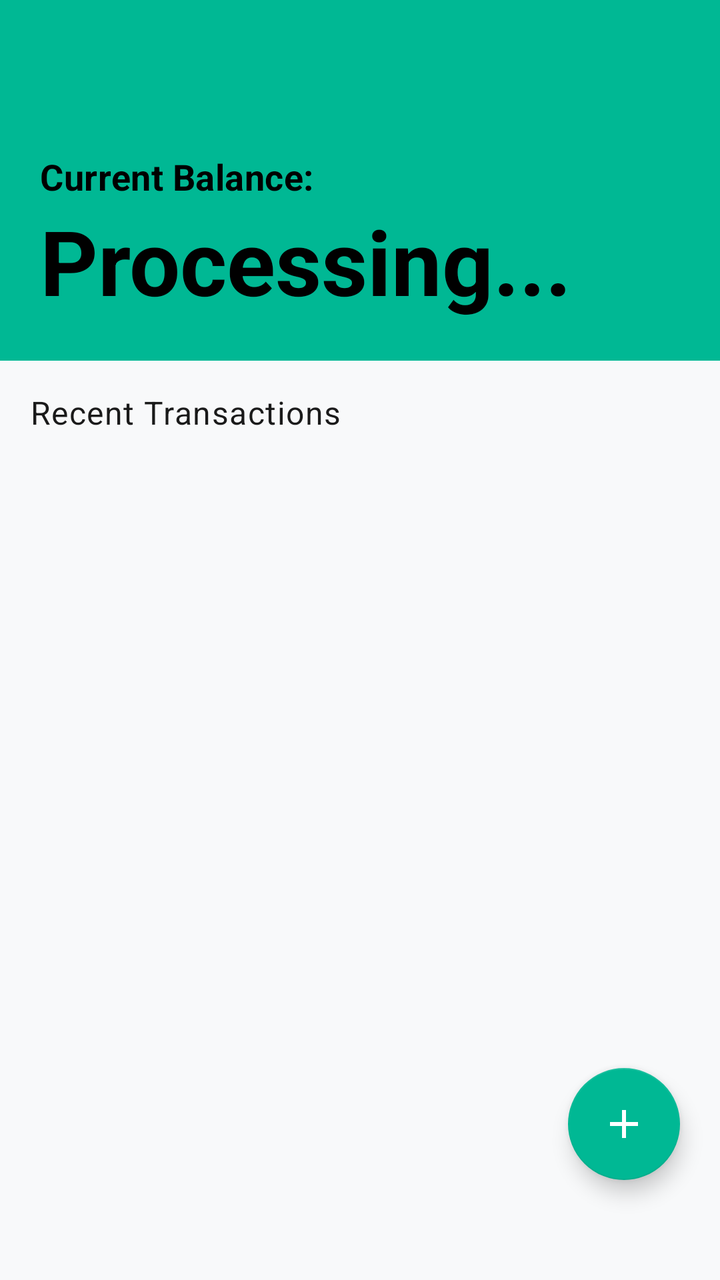
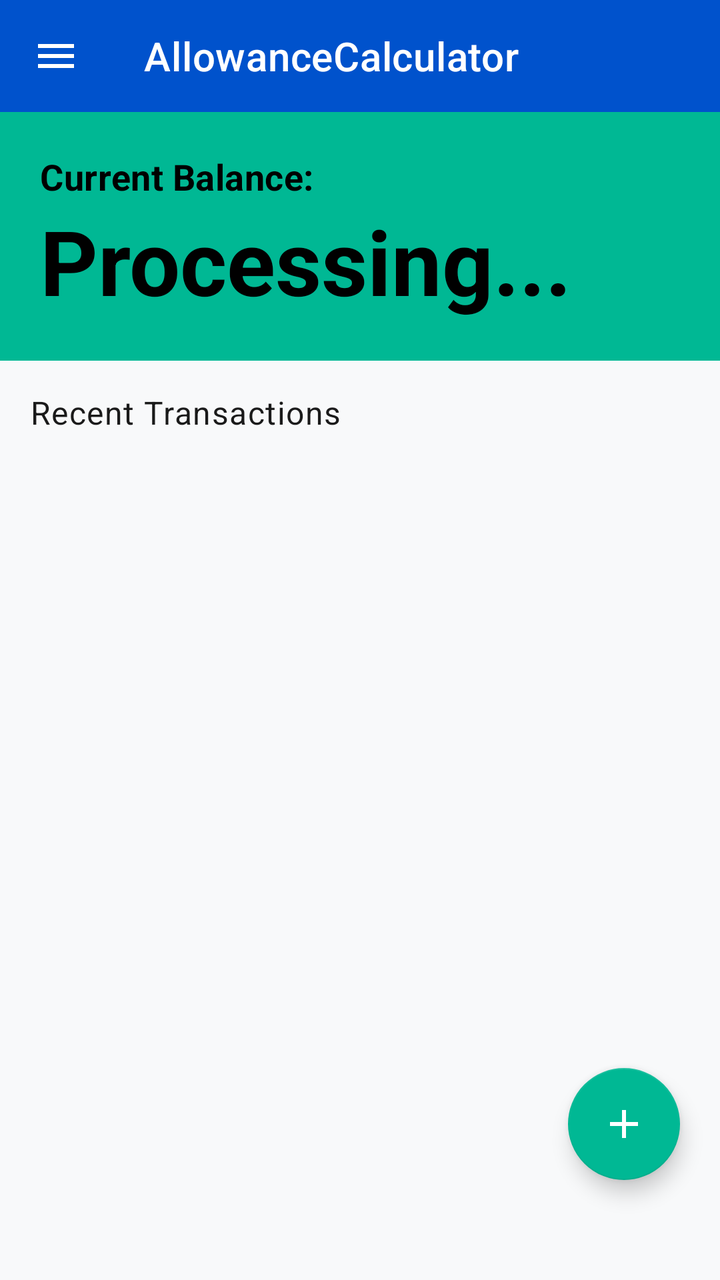

Before-and-after screenshots of an Android layout around one commit, followed by the original layout XML and the change that was made.
<!-- AndroidManifest.xml: application theme Theme.AllowanceCalculator -->
<!-- res/layout/activity_main.xml -->
<?xml version="1.0" encoding="utf-8"?>
<androidx.coordinatorlayout.widget.CoordinatorLayout xmlns:android="http://schemas.android.com/apk/res/android"
    xmlns:app="http://schemas.android.com/apk/res-auto"
    xmlns:tools="http://schemas.android.com/tools"
    android:id="@+id/main"
    android:layout_width="match_parent"
    android:layout_height="match_parent"
    android:theme="@style/Theme.AllowanceCalculator"
    tools:context=".activities.MainActivity">

    <androidx.constraintlayout.widget.ConstraintLayout
        android:id="@+id/main2"
        android:layout_width="match_parent"
        android:layout_height="match_parent">

        <LinearLayout
            android:id="@+id/balancecard"
            android:layout_width="match_parent"
            android:layout_height="wrap_content"
            android:background="@color/accent_green"
            android:orientation="vertical"
            android:padding="20dp"
            android:theme="@style/Widget.AllowanceCalculator.CardView"
            app:layout_constraintLeft_toLeftOf="parent"
            app:layout_constraintRight_toRightOf="parent"
            app:layout_constraintTop_toTopOf="parent">

            <TextView
                android:layout_marginTop="?attr/actionBarSize"
                android:id="@+id/txv_currentBalanceCaption"
                android:layout_width="wrap_content"
                android:layout_height="wrap_content"
                android:textColor="@color/black"
                android:layout_marginBottom="0dp"
                android:text="Current Balance:"
                android:textAppearance="@style/TextAppearance.AllowanceCalculator.Title" />

            <LinearLayout
                android:layout_width="wrap_content"
                android:layout_height="wrap_content">
                <TextView
                    android:id="@+id/txv_currentBalancePeso"
                    android:layout_width="wrap_content"
                    android:layout_height="wrap_content"
                    android:text="₱"
                    android:textColor="@color/black"
                    android:visibility="gone"
                    android:paddingRight="15dp"
                    android:textSize="35sp"
                    android:textAppearance="@style/TextAppearance.AllowanceCalculator.Headline" />

                <TextView
                    android:id="@+id/txv_currentBalance"
                    android:layout_width="wrap_content"
                    android:layout_height="wrap_content"
                    android:text="Processing..."
                    android:textColor="@color/black"
                    android:textSize="45sp"
                    android:textAppearance="@style/TextAppearance.AllowanceCalculator.Headline" />
            </LinearLayout>

        </LinearLayout>

        <LinearLayout
            android:layout_width="match_parent"
            android:orientation="vertical"
            android:layout_height="0dp"
            android:background="?attr/colorBackgroundFloating"
            app:layout_constraintTop_toBottomOf="@id/balancecard"
            app:layout_constraintBottom_toBottomOf="parent"
            app:layout_constraintLeft_toLeftOf="parent"
            app:layout_constraintRight_toRightOf="parent"
            android:padding="15dp"
            >

            <TextView
                android:id="@+id/txv_currentTransactionsCaption"
                android:layout_width="wrap_content"
                android:layout_height="wrap_content"
                android:text="Recent Transactions"
                android:layout_marginBottom="15dp"
                android:textAppearance="@style/TextAppearance.AllowanceCalculator.Body1" />

            <androidx.recyclerview.widget.RecyclerView
                android:id="@+id/recyclerView"
                android:layout_width="match_parent"
                android:layout_height="0dp"
                android:layout_weight="1"/>


        </LinearLayout>

        <com.google.android.material.floatingactionbutton.FloatingActionButton
            android:id="@+id/fab_addtransaction"
            android:layout_width="wrap_content"
            android:layout_height="wrap_content"
            android:layout_marginBottom="50dp"
            android:layout_marginEnd="20dp"
            android:contentDescription="@string/add_a_transaction"
            android:src="@drawable/baseline_add_24"
            app:layout_constraintBottom_toBottomOf="parent"
            app:layout_constraintRight_toRightOf="parent" />

    </androidx.constraintlayout.widget.ConstraintLayout>

</androidx.coordinatorlayout.widget.CoordinatorLayout>
<!-- resources referenced by this layout -->
<resources>
  <color name="accent_green">#00B894</color>
  <color name="black">#000000</color>
  <!-- drawable baseline_add_24 (drawable) -->
  <vector xmlns:android="http://schemas.android.com/apk/res/android" android:height="24dp" android:tint="#000000" android:viewportHeight="24" android:viewportWidth="24" android:width="24dp">
        
      <path android:fillColor="@android:color/white" android:pathData="M19,13h-6v6h-2v-6H5v-2h6V5h2v6h6v2z"/>
      
  </vector>
  <string name="add_a_transaction">Add a Transaction</string>
  <style name="TextAppearance.AllowanceCalculator.Body1" parent="TextAppearance.MaterialComponents.Body1">
          <item name="android:textColor">@color/text_primary_light</item>
          <item name="fontFamily">@font/sfprodisplayregular</item>
          <item name="android:textSize">16sp</item>
      </style>
  <style name="TextAppearance.AllowanceCalculator.Headline" parent="TextAppearance.MaterialComponents.Headline5">
          <item name="android:textColor">@color/text_primary_light</item>
          <item name="fontFamily">@font/sfprodisplaymedium</item>
          <item name="android:textSize">24sp</item>
          <item name="android:textStyle">bold</item>
      </style>
  <style name="TextAppearance.AllowanceCalculator.Title" parent="TextAppearance.MaterialComponents.Subtitle1">
          <item name="android:textColor">@color/text_primary_light</item>
          <item name="fontFamily">@font/sfprodisplaymedium</item>
          <item name="android:textSize">18sp</item>
          <item name="android:textStyle">bold</item>
      </style>
  <style name="Widget.AllowanceCalculator.CardView" parent="Widget.MaterialComponents.CardView">
          <item name="cardCornerRadius">16dp</item>
          <item name="cardElevation">2dp</item>
          <item name="cardUseCompatPadding">true</item>
          <item name="cardBackgroundColor">@color/background_card_light</item>
      </style>
  <color name="text_primary_light">#1A1A1A</color>
  <color name="primary_blue">#0052CC</color>
  <color name="primary_blue_dark">#003D99</color>
  <color name="primary_blue_light">#336BE1</color>
  <color name="accent_green_dark">#008B6C</color>
  <color name="background_light">#FFFFFF</color>
  <color name="background_surface_light">#FFFFFF</color>
  <color name="background_card_light">#F8F9FA</color>
  <color name="text_secondary_light">#666666</color>
  <color name="text_hint_light">#999999</color>
  <color name="white">#FFFFFF</color>
  <style name="Widget.AllowanceCalculator.Button" parent="Widget.MaterialComponents.Button">
          <item name="android:minHeight">48dp</item>
          <item name="android:paddingLeft">24dp</item>
          <item name="android:paddingRight">24dp</item>
          <item name="cornerRadius">12dp</item>
          <item name="android:textAppearance">@style/TextAppearance.AllowanceCalculator.Button</item>
      </style>
  <style name="TextAppearance.AllowanceCalculator.Button" parent="TextAppearance.MaterialComponents.Button">
          <item name="android:textSize">16sp</item>
          <item name="android:textStyle">bold</item>
          <item name="android:letterSpacing">0</item>
      </style>
  <color name="border_light">#E0E0E0</color>
  <!-- unchanged entries left out for length: 2 -->
</resources>

<!-- the commit's change to res/layout/activity_main.xml (unified diff, before → after) -->
@@ -1,5 +1,5 @@
 <?xml version="1.0" encoding="utf-8"?>
-<androidx.coordinatorlayout.widget.CoordinatorLayout xmlns:android="http://schemas.android.com/apk/res/android"
+<androidx.drawerlayout.widget.DrawerLayout xmlns:android="http://schemas.android.com/apk/res/android"
     xmlns:app="http://schemas.android.com/apk/res-auto"
     xmlns:tools="http://schemas.android.com/tools"
     android:id="@+id/main"
@@ -9,98 +9,152 @@
     tools:context=".activities.MainActivity">
 
     <androidx.constraintlayout.widget.ConstraintLayout
-        android:id="@+id/main2"
+        android:id="@+id/mainContent"
         android:layout_width="match_parent"
         android:layout_height="match_parent">
 
-        <LinearLayout
-            android:id="@+id/balancecard"
+        <com.google.android.material.appbar.MaterialToolbar
+            android:id="@+id/toolbar"
             android:layout_width="match_parent"
-            android:layout_height="wrap_content"
-            android:background="@color/accent_green"
-            android:orientation="vertical"
-            android:padding="20dp"
-            android:theme="@style/Widget.AllowanceCalculator.CardView"
-            app:layout_constraintLeft_toLeftOf="parent"
-            app:layout_constraintRight_toRightOf="parent"
-            app:layout_constraintTop_toTopOf="parent">
+            android:layout_height="?attr/actionBarSize"
+            android:background="@color/primary_blue"
+            app:navigationIcon="@drawable/baseline_menu_24"
+            app:title="@string/app_name"
+            app:titleTextColor="@color/white"
+            app:layout_constraintTop_toTopOf="parent"
+            app:layout_constraintStart_toStartOf="parent"
+            app:layout_constraintEnd_toEndOf="parent" />
 
-            <TextView
-                android:layout_marginTop="?attr/actionBarSize"
-                android:id="@+id/txv_currentBalanceCaption"
+        <androidx.constraintlayout.widget.ConstraintLayout
+            android:id="@+id/main2"
+            android:layout_width="match_parent"
+            android:layout_height="0dp"
+            app:layout_constraintTop_toBottomOf="@id/toolbar"
+            app:layout_constraintBottom_toBottomOf="parent">
+
+            <LinearLayout
+                android:id="@+id/balancecard"
+                android:layout_width="match_parent"
+                android:layout_height="wrap_content"
+                android:background="@color/accent_green"
+                android:orientation="vertical"
+                android:padding="20dp"
+                app:layout_constraintTop_toTopOf="parent"
+                app:layout_constraintStart_toStartOf="parent"
+                app:layout_constraintEnd_toEndOf="parent">
+                <TextView
+                    android:id="@+id/txv_currentBalanceCaption"
+                    android:layout_width="wrap_content"
+                    android:layout_height="wrap_content"
+                    android:text="Current Balance:"
+                    android:textColor="@color/black"
+                    android:textAppearance="@style/TextAppearance.AllowanceCalculator.Title" />
+
+                <LinearLayout
+                    android:layout_width="wrap_content"
+                    android:layout_height="wrap_content">
+                    <TextView
+                        android:id="@+id/txv_currentBalancePeso"
+                        android:layout_width="wrap_content"
+                        android:layout_height="wrap_content"
+                        android:text="₱"
+                        android:textColor="@color/black"
+                        android:visibility="gone"
+                        android:paddingRight="15dp"
+                        android:textSize="35sp"
+                        android:textAppearance="@style/TextAppearance.AllowanceCalculator.Headline" />
+
+                    <TextView
+                        android:id="@+id/txv_currentBalance"
+                        android:layout_width="wrap_content"
+                        android:layout_height="wrap_content"
+                        android:text="Processing..."
+                        android:textColor="@color/black"
+                        android:textSize="45sp"
+                        android:textAppearance="@style/TextAppearance.AllowanceCalculator.Headline" />
+                </LinearLayout>
+
+            </LinearLayout>
+
+            <LinearLayout
+                android:id="@+id/transactionsContainer"
+                android:layout_width="match_parent"
+                android:orientation="vertical"
+                android:layout_height="0dp"
+                android:background="?attr/colorBackgroundFloating"
+                app:layout_constraintTop_toBottomOf="@id/balancecard"
+                app:layout_constraintBottom_toBottomOf="parent"
+                app:layout_constraintLeft_toLeftOf="parent"
+                app:layout_constraintRight_toRightOf="parent"
+                android:padding="15dp">
+
+                <TextView
+                    android:id="@+id/txv_currentTransactionsCaption"
+                    android:layout_width="wrap_content"
+                    android:layout_height="wrap_content"
+                    android:text="Recent Transactions"
+                    android:layout_marginBottom="15dp"
+                    android:textAppearance="@style/TextAppearance.AllowanceCalculator.Body1" />
+
+                <androidx.recyclerview.widget.RecyclerView
+                    android:id="@+id/recyclerView"
+                    android:layout_width="match_parent"
+                    android:layout_height="0dp"
+                    android:layout_weight="1" />
+
+            </LinearLayout>
+
+            <com.google.android.material.floatingactionbutton.FloatingActionButton
+                android:id="@+id/fab_addtransaction"
                 android:layout_width="wrap_content"
                 android:layout_height="wrap_content"
-                android:textColor="@color/black"
-                android:layout_marginBottom="0dp"
-                android:text="Current Balance:"
-                android:textAppearance="@style/TextAppearance.AllowanceCalculator.Title" />
+                android:layout_marginBottom="50dp"
+                android:layout_marginEnd="20dp"
+                android:contentDescription="@string/add_a_transaction"
+                android:src="@drawable/baseline_add_24"
+                app:layout_constraintBottom_toBottomOf="parent"
+                app:layout_constraintRight_toRightOf="parent" />
 
-            <LinearLayout
-                android:layout_width="wrap_content"
-                android:layout_height="wrap_content">
-                <TextView
-                    android:id="@+id/txv_currentBalancePeso"
-                    android:layout_width="wrap_content"
-                    android:layout_height="wrap_content"
-                    android:text="₱"
-                    android:textColor="@color/black"
-                    android:visibility="gone"
-                    android:paddingRight="15dp"
-                    android:textSize="35sp"
-                    android:textAppearance="@style/TextAppearance.AllowanceCalculator.Headline" />
-
-                <TextView
-                    android:id="@+id/txv_currentBalance"
-                    android:layout_width="wrap_content"
-                    android:layout_height="wrap_content"
-                    android:text="Processing..."
-                    android:textColor="@color/black"
-                    android:textSize="45sp"
-                    android:textAppearance="@style/TextAppearance.AllowanceCalculator.Headline" />
-            </LinearLayout>
-
-        </LinearLayout>
-
-        <LinearLayout
-            android:layout_width="match_parent"
-            android:orientation="vertical"
-            android:layout_height="0dp"
-            android:background="?attr/colorBackgroundFloating"
-            app:layout_constraintTop_toBottomOf="@id/balancecard"
-            app:layout_constraintBottom_toBottomOf="parent"
-            app:layout_constraintLeft_toLeftOf="parent"
-            app:layout_constraintRight_toRightOf="parent"
-            android:padding="15dp"
-            >
-
-            <TextView
-                android:id="@+id/txv_currentTransactionsCaption"
-                android:layout_width="wrap_content"
-                android:layout_height="wrap_content"
-                android:text="Recent Transactions"
-                android:layout_marginBottom="15dp"
-                android:textAppearance="@style/TextAppearance.AllowanceCalculator.Body1" />
-
-            <androidx.recyclerview.widget.RecyclerView
-                android:id="@+id/recyclerView"
-                android:layout_width="match_parent"
-                android:layout_height="0dp"
-                android:layout_weight="1"/>
-
-
-        </LinearLayout>
-
-        <com.google.android.material.floatingactionbutton.FloatingActionButton
-            android:id="@+id/fab_addtransaction"
-            android:layout_width="wrap_content"
-            android:layout_height="wrap_content"
-            android:layout_marginBottom="50dp"
-            android:layout_marginEnd="20dp"
-            android:contentDescription="@string/add_a_transaction"
-            android:src="@drawable/baseline_add_24"
-            app:layout_constraintBottom_toBottomOf="parent"
-            app:layout_constraintRight_toRightOf="parent" />
+        </androidx.constraintlayout.widget.ConstraintLayout>
 
     </androidx.constraintlayout.widget.ConstraintLayout>
 
-</androidx.coordinatorlayout.widget.CoordinatorLayout>
+    <com.google.android.material.navigation.NavigationView
+        android:id="@+id/navigationView"
+        android:layout_width="wrap_content"
+        android:layout_height="match_parent"
+        android:layout_gravity="start"
+        android:fitsSystemWindows="true"
+        app:headerLayout="@layout/navigation_header"
+        app:menu="@menu/navigation_drawer" />
+
+</androidx.drawerlayout.widget.DrawerLayout>
+<!-- res/layout/navigation_header.xml (included above) -->
+<?xml version="1.0" encoding="utf-8"?>
+<LinearLayout xmlns:android="http://schemas.android.com/apk/res/android"
+    android:layout_width="match_parent"
+    android:layout_height="wrap_content"
+    android:background="@color/primary_blue"
+    android:gravity="bottom"
+    android:minHeight="144dp"
+    android:orientation="vertical"
+    android:padding="20dp">
+
+    <TextView
+        android:id="@+id/navigationTitle"
+        android:layout_width="match_parent"
+        android:layout_height="wrap_content"
+        android:text="@string/ledgers"
+        android:textColor="@color/white"
+        android:textSize="20sp"
+        android:textStyle="bold" />
+
+    <TextView
+        android:id="@+id/navigationSubtitle"
+        android:layout_width="match_parent"
+        android:layout_height="wrap_content"
+        android:layout_marginTop="4dp"
+        android:text="@string/select_a_ledger"
+        android:textColor="@color/white" />
+
+</LinearLayout>
<!-- resource entries referenced after the edit -->
@@ -8,7 +8,20 @@
       <path android:fillColor="@android:color/white" android:pathData="M19,13h-6v6h-2v-6H5v-2h6V5h2v6h6v2z"/>
       
   </vector>
+  <!-- drawable baseline_menu_24 (drawable) -->
+  <vector xmlns:android="http://schemas.android.com/apk/res/android"
+      android:width="24dp"
+      android:height="24dp"
+      android:viewportWidth="24"
+      android:viewportHeight="24">
+      <path
+          android:fillColor="#FFFFFFFF"
+          android:pathData="M3,18h18v-2H3v2zM3,13h18v-2H3v2zM3,6v2h18V6H3z" />
+  </vector>
   <string name="add_a_transaction">Add a Transaction</string>
+  <string name="app_name">AllowanceCalculator</string>
+  <string name="ledgers">Ledgers</string>
+  <string name="select_a_ledger">Select a ledger</string>
   <style name="TextAppearance.AllowanceCalculator.Body1" parent="TextAppearance.MaterialComponents.Body1">
           <item name="android:textColor">@color/text_primary_light</item>
           <item name="fontFamily">@font/sfprodisplayregular</item>
